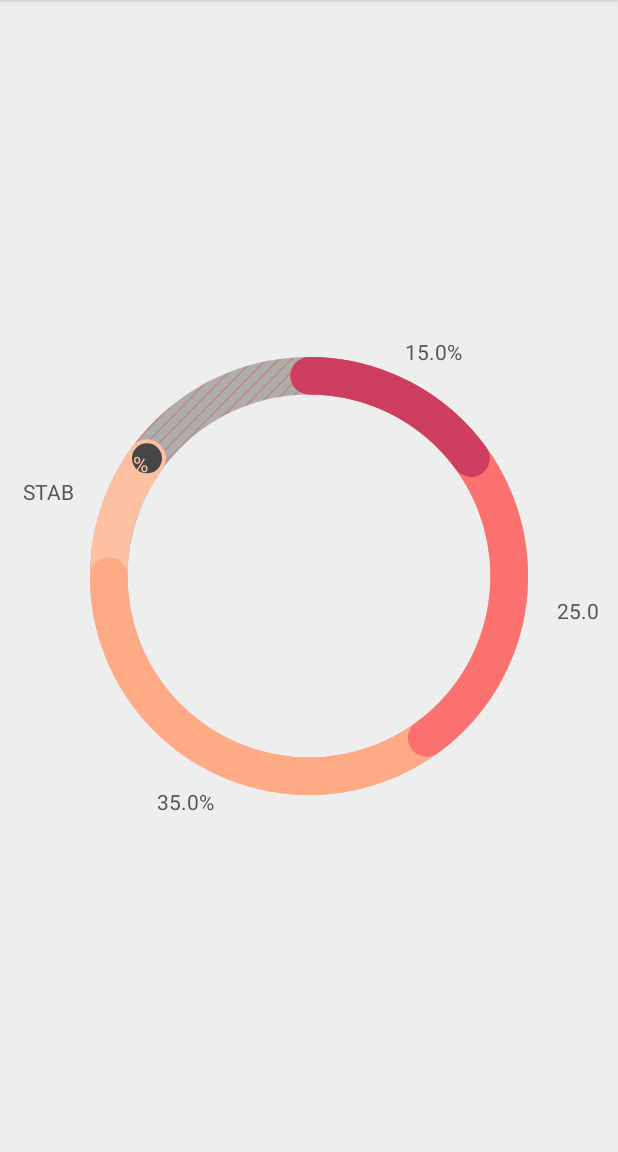
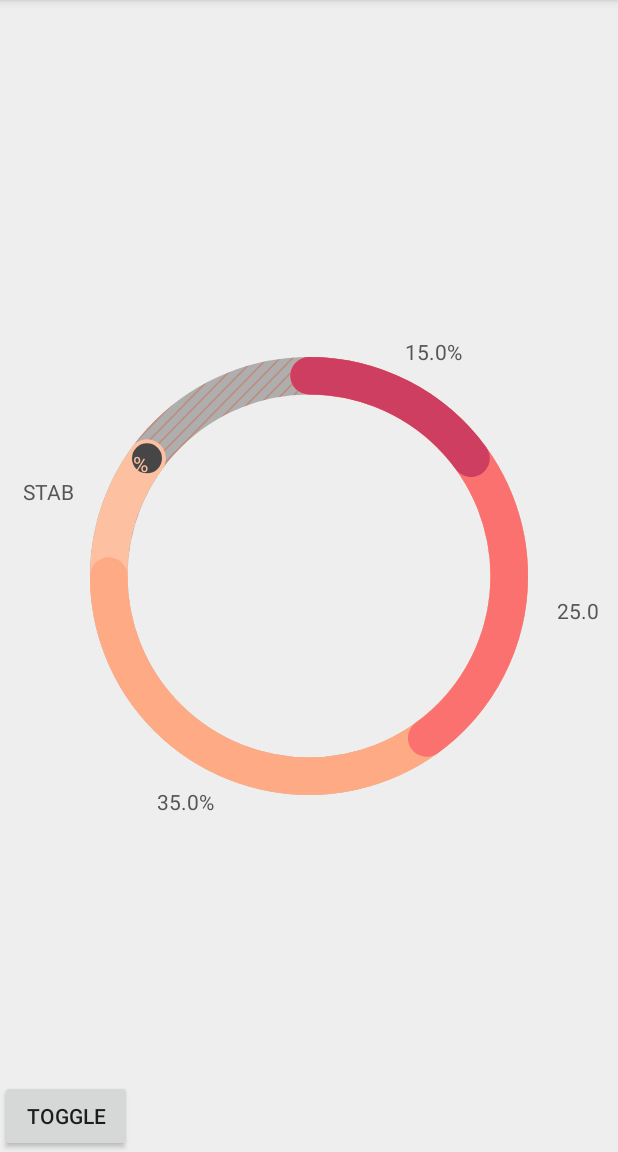
Before and after one commit to DuartBreedt/RadialGraph, an Android app: the screen it shows after launch (MainActivity), on a phone screen of 412 x 824 dp, the part 84-1236 px from its top. Run offline under Robolectric (Android 15) with nearby library versions, the phone set to English and light mode, and no system bars.

Commit message:
Allow to toggle graph node and background track programmatically

```diff
--- a/example/src/main/java/com/duartbreedt/example/MainActivity.kt
+++ b/example/src/main/java/com/duartbreedt/example/MainActivity.kt
@@ -3,7 +3,9 @@ package com.duartbreedt.example
 import android.graphics.Color
 import android.os.Bundle
 import androidx.appcompat.app.AppCompatActivity
+import androidx.core.content.ContextCompat
 import com.duartbreedt.radialgraph.model.Data
+import com.duartbreedt.radialgraph.model.GraphNode
 import com.duartbreedt.radialgraph.model.Section
 import kotlinx.android.synthetic.main.activity_main.*
 import java.math.BigDecimal
@@ -40,7 +42,15 @@ class MainActivity : AppCompatActivity() {
             )
         )
 
-        graph_layout.setData(Data(sections, BigDecimal("100")))
+        val data = Data(sections, BigDecimal("100"))
+
+        btnToggle.setOnClickListener {
+            //graph_layout.setGraphNode(GraphNode.NONE)
+            graph_layout.removeBackgroundTrack()
+            graph_layout.redraw(data)
+        }
+
+        graph_layout.setData(data)
 
         graph_layout.animateIn()
     }
--- a/example/src/main/res/layout/activity_main.xml
+++ b/example/src/main/res/layout/activity_main.xml
@@ -36,4 +36,15 @@
         app:layout_constraintLeft_toLeftOf="parent"
         app:layout_constraintRight_toRightOf="parent" />
 
+    <Button
+        android:id="@+id/btnToggle"
+
+        android:layout_width="wrap_content"
+        android:layout_height="wrap_content"
+
+        app:layout_constraintBottom_toBottomOf="parent"
+        app:layout_constraintStart_toStartOf="parent"
+
+        android:text="Toggle"/>
+
 </androidx.constraintlayout.widget.ConstraintLayout>
--- a/radialgraph/src/main/java/com/duartbreedt/radialgraph/model/GraphConfig.kt
+++ b/radialgraph/src/main/java/com/duartbreedt/radialgraph/model/GraphConfig.kt
@@ -11,13 +11,14 @@ data class GraphConfig(
     @ColorInt val labelsColor: Int?,
     val strokeWidth: Float,
     val capStyle: Cap,
-    @ColorInt val backgroundTrackColor: Int,
-    val backgroundTrackDrawable: Drawable?,
-    val graphNodeType: GraphNode,
+    @ColorInt var backgroundTrackColor: Int,
+    var backgroundTrackDrawable: Drawable?,
+    var graphNodeType: GraphNode,
     @ColorInt val graphNodeColor: Int,
     val graphNodeTextSize: Float
 ) {
-    val isBackgroundTrackEnabled = backgroundTrackColor != NO_ID || backgroundTrackDrawable != null
+    val isBackgroundTrackEnabled: Boolean
+        get() = backgroundTrackColor != NO_ID || backgroundTrackDrawable != null
 
     fun isClockwise(): Boolean = animationDirection == AnimationDirection.CLOCKWISE
     fun isCounterClockwise(): Boolean = animationDirection == AnimationDirection.COUNTERCLOCKWISE
```
Also changed, not shown: radialgraph/src/main/java/com/duartbreedt/radialgraph/view/RadialGraph.kt (+28 -0 lines).
